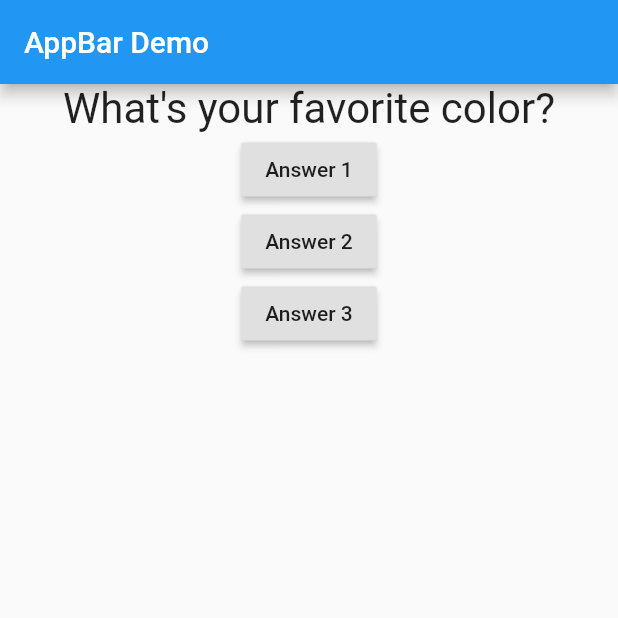
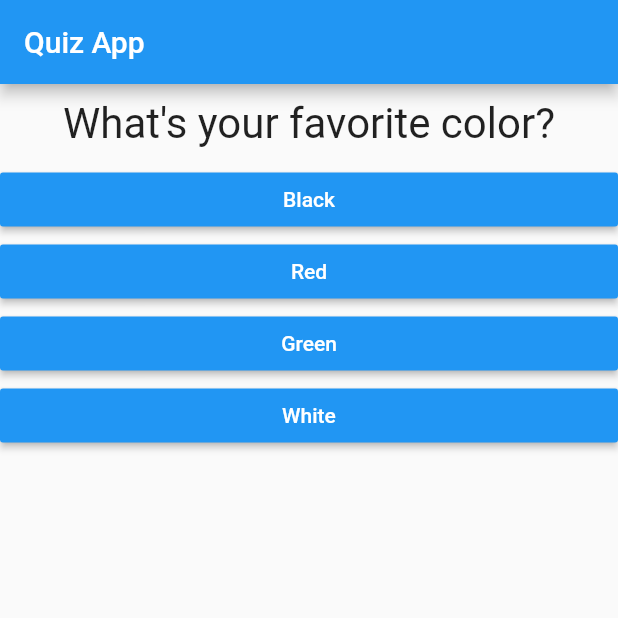
Before and after one commit to keitheyre/udemy_flutter_complete_guide, a Flutter app: the screen it shows after launch, on a phone screen of 412 x 824 dp, the top half of it. Run offline on Flutter 3.47's test engine with Material 2 defaults, Android fonts, the phone set to English and light mode, and no system bars.

Commit message:
Split main Widget into smaller widgets. Pass around a pointer to a function in the main. Add a button to reset the quiz by setting index and score back to 0, triggering the build to rebuild the widget tree

```diff
--- /dev/null
+++ b/lib/answer.dart
@@ -0,0 +1,21 @@
+import 'package:flutter/material.dart';
+
+class Answer extends StatelessWidget {
+  final Function selectHandler;
+  final String answerText;
+
+  Answer(this.selectHandler, this.answerText);
+
+  @override
+  Widget build(BuildContext context) {
+    return Container(
+      width: double.infinity,
+      child: RaisedButton(
+        child: Text(answerText),
+        color: Colors.blue,
+        textColor: Colors.white,
+        onPressed: selectHandler,
+      ),
+    );
+  }
+}
--- a/lib/main.dart
+++ b/lib/main.dart
@@ -1,9 +1,13 @@
 import 'package:flutter/material.dart';
-import './question.dart';
+import 'package:flutter_complete_guide/result.dart';
+
+import './quiz.dart';
+import 'result.dart';
 
 void main() => runApp(MyApp());
 
 var _questionIndex = 0;
+var _totalScore = 0;
 
 class MyApp extends StatefulWidget {
   @override
@@ -13,45 +17,71 @@ class MyApp extends StatefulWidget {
 }
 
 class _MyAppState extends State<MyApp> {
-  void answerQuestion() {
+  final _questions = const [
+    {
+      "question": "What's your favorite color?",
+      "answers": [
+        {"text": "Black", "score": 10},
+        {"text": "Red", "score": 5},
+        {"text": "Green", "score": 3},
+        {"text": "White", "score": 1}
+      ]
+    },
+    {
+      "question": "What's your favorite animal?",
+      "answers": [
+        {"text": "Rabbit", "score": 3},
+        {"text": "Elephant", "score": 11},
+        {"text": "Snake", "score": 5},
+        {"text": "Lion", "score": 9}
+      ]
+    },
+    {
+      "question": "Who is your favorite band?",
+      "answers": [
+        {"text": "Nirvana", "score": 2},
+        {"text": "The Who", "score": 5},
+        {"text": "Metallica", "score": 8},
+        {"text": "Kins of Leon", "score": 2}
+      ]
+    },
+  ];
+
+  void _answerQuestion(int score) {
+    //add to the total score
+    _totalScore += score;
+
     setState(() {
       _questionIndex += 1;
     });
 
-    print(_questionIndex);
+    if (_questionIndex < _questions.length) {
+      print("We have more questions");
+    }
+  }
+
+  void _resetQuiz() {
+    //Do in setState so the build method rebuilds the tree
+    setState(() {
+      _questionIndex = 0;
+      _totalScore = 0;
+    });
   }
 
   @override
   Widget build(BuildContext context) {
-    var questions = [
-      "What's your favorite color?",
-      "What's your favorite animal?",
-    ];
-
     return MaterialApp(
       home: Scaffold(
         appBar: AppBar(
-          title: const Text('AppBar Demo'),
+          title: const Text('Quiz App'),
         ),
-        body: Column(
-          children: <Widget>[
-            Question(
-              questions[_questionIndex],
-            ),
-            RaisedButton(
-              child: Text("Answer 1"),
-              onPressed: answerQuestion,
-            ),
-            RaisedButton(
-              child: Text("Answer 2"),
-              onPressed: () => print("Answer 2"),
-            ),
-            RaisedButton(
-              child: Text("Answer 3"),
-              onPressed: () => print("Answer 3"),
-            ),
-          ],
-        ),
+        body: _questionIndex < _questions.length
+            ? Quiz(
+                answerQuestion: _answerQuestion,
+                questionIndex: _questionIndex,
+                questions: _questions,
+              )
+            : Result(_totalScore, _resetQuiz),
       ),
     );
   }
--- a/lib/question.dart
+++ b/lib/question.dart
@@ -9,6 +9,7 @@ class Question extends StatelessWidget {
   Widget build(BuildContext context) {
     return Container(
       width: double.infinity,
+      margin:  EdgeInsets.all(10.0),
       child: Text(
         questionText,
         style: TextStyle(fontSize: 28),
--- /dev/null
+++ b/lib/quiz.dart
@@ -0,0 +1,29 @@
+import 'package:flutter/material.dart';
+import './question.dart';
+import './answer.dart';
+
+class Quiz extends StatelessWidget {
+  final List<Map<String, Object>> questions;
+  final Function answerQuestion;
+  final int questionIndex;
+
+  Quiz(
+      {@required this.questions,
+      @required this.answerQuestion,
+      @required this.questionIndex});
+
+  @override
+  Widget build(BuildContext context) {
+    return Column(
+      children: <Widget>[
+        Question(
+          questions[questionIndex]["question"],
+        ),
+        ...(questions[questionIndex]["answers"] as List<Map<String, Object>>).map((answer) {
+
+          return Answer(() => answerQuestion(answer["score"]), answer["text"]);
+        }).toList()
+      ],
+    );
+  }
+}
```
Also changed, not shown: lib/result.dart (added, +42 -0 lines).
